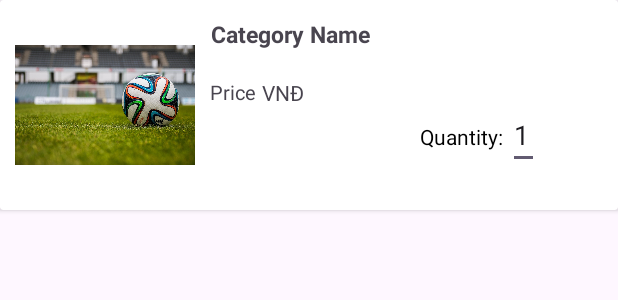
After one commit to vuv909/project-prm, an Android app: the layout cart_item.xml on its own in the app's theme, with its tools: preview values and no code run, on a phone screen of 412 x 824 dp. The commit adds this screen. Shown: the top 300 px of the screen. Run offline under Robolectric (Android 15) with nearby library versions, the light colour scheme and no system bars.

Commit message:
Show cart

```diff
--- a/app/src/main/java/com/example/myapplication/activity/EditProfile.java
+++ b/app/src/main/java/com/example/myapplication/activity/EditProfile.java
@@ -134,6 +134,4 @@ public class EditProfile extends AppCompatActivity {
         }
     }
 
-
-
 }
--- a/app/src/main/java/com/example/myapplication/activity/HomeActivity.java
+++ b/app/src/main/java/com/example/myapplication/activity/HomeActivity.java
@@ -137,6 +137,12 @@ public class HomeActivity extends AppCompatActivity {
 
             return true;
         }
+        // Luc code them item cart
+        else if (id == R.id.menu_cart){
+            Intent intent = new Intent(this,ViewCartActivity.class);
+            startActivity(intent);
+            return true;
+        }
 
         return super.onOptionsItemSelected(item);
     }
--- a/app/src/main/java/com/example/myapplication/activity/ProductDetailActivity.java
+++ b/app/src/main/java/com/example/myapplication/activity/ProductDetailActivity.java
@@ -155,7 +155,6 @@ public class ProductDetailActivity extends AppCompatActivity {
 
         if (currentValue > 0) {
             final String subtract = String.valueOf(currentValue - 1);
-
             runOnUiThread(() -> editQuantity.setText(subtract));
         }
     }
--- a/app/src/main/java/com/example/myapplication/models/Product.java
+++ b/app/src/main/java/com/example/myapplication/models/Product.java
@@ -6,7 +6,6 @@ public class Product implements Serializable {
     private  int id;
     private String name ;
     private String img;
-
     private  int quantity;
     private int price;
     private String description;
@@ -19,6 +18,7 @@ public class Product implements Serializable {
         this.name = name;
         this.img = img;
         this.price = price;
+        this.quantity = quantity;
         this.description = description;
         this.category_id = category_id;
     }
--- /dev/null
+++ b/app/src/main/res/drawable/rectangle_button.xml
@@ -0,0 +1,5 @@
+<?xml version="1.0" encoding="utf-8"?>
+<shape xmlns:android="http://schemas.android.com/apk/res/android">
+    <solid android:color="@color/orange_light" /> <!-- Màu nền của nút -->
+    <corners android:radius="0dp" /> <!-- Độ cong của góc, để làm cho nút hình chữ nhật, đặt giá trị này thành 0dp -->
+</shape>
--- /dev/null
+++ b/app/src/main/res/layout/cart_item.xml
@@ -0,0 +1,80 @@
+<?xml version="1.0" encoding="utf-8"?>
+<androidx.cardview.widget.CardView xmlns:android="http://schemas.android.com/apk/res/android"
+    android:layout_width="match_parent"
+    android:layout_height="wrap_content"
+    xmlns:app="http://schemas.android.com/apk/res-auto"
+    android:layout_marginBottom="5dp">
+
+    <RelativeLayout
+        android:layout_width="match_parent"
+        android:layout_height="wrap_content"
+        >
+
+        <ImageView
+            android:id="@+id/pro_img"
+            android:layout_width="120dp"
+            android:layout_height="120dp"
+            android:src="@drawable/advert1"
+            android:layout_margin="10dp"/>
+
+
+        <TextView
+            android:id="@+id/pro_name"
+            android:layout_width="wrap_content"
+            android:layout_height="40dp"
+            android:layout_marginTop="12dp"
+            android:fontFamily="@font/amethysta"
+            android:text="Category Name"
+            android:textAlignment="center"
+            android:textSize="15sp"
+            android:textStyle="bold"
+            android:layout_toEndOf="@+id/pro_img"
+             />
+
+
+        <TextView
+            android:id="@+id/pro_price"
+            android:layout_width="wrap_content"
+            android:layout_height="15dp"
+            android:layout_marginEnd="4dp"
+            android:fontFamily="@font/amethysta"
+            android:text="Price"
+            android:textAlignment="center"
+            android:textSize="13sp"
+            android:layout_toEndOf="@+id/pro_img"
+            android:layout_below="@+id/pro_name"
+             />
+
+        <TextView
+            android:layout_width="wrap_content"
+            android:layout_height="wrap_content"
+            android:layout_toEndOf="@id/pro_price"
+            android:text="VNĐ"
+            android:layout_below="@id/pro_name"/>
+
+        <LinearLayout
+            android:layout_width="wrap_content"
+            android:layout_height="wrap_content"
+            android:orientation="horizontal"
+            android:layout_below="@id/pro_price"
+            android:layout_toEndOf="@id/pro_img"
+            android:layout_marginLeft="140dp">
+            <TextView
+                android:id="@+id/tv_quantity"
+                android:layout_width="wrap_content"
+                android:layout_height="wrap_content"
+                android:text="Quantity: "
+                android:textColor="@color/black" />
+            <EditText
+                android:id="@+id/edt_pro_quantity"
+                android:layout_width="wrap_content"
+                android:layout_height="45dp"
+                android:text="1"
+                android:inputType="number"
+
+                />
+        </LinearLayout>
+
+    </RelativeLayout>
+
+</androidx.cardview.widget.CardView>
--- a/app/src/main/res/menu/nav_menu.xml
+++ b/app/src/main/res/menu/nav_menu.xml
@@ -22,6 +22,12 @@
             <item
                 android:id="@+id/menu_log_out"
                 android:title="Log Out" />
+
+            <item
+                android:id="@+id/menu_cart"
+                android:layout_width="wrap_content"
+                android:layout_height="wrap_content"
+                android:title="Cart" />
         </menu>
     </item>
 
--- a/app/src/main/res/values/colors.xml
+++ b/app/src/main/res/values/colors.xml
@@ -11,6 +11,7 @@
     <color name="teal_700">#FF018786</color>
     <color name="delete">#C90422</color>
     <color name="purple">#8692f7</color>
-
+    <color name="gray">#808080</color>
+    <color name="orange_light">#F16F0D</color>
 
 </resources>
--- a/app/src/main/res/values/themes.xml
+++ b/app/src/main/res/values/themes.xml
@@ -6,4 +6,9 @@
     </style>
 
     <style name="Theme.PetShop" parent="Base.Theme.PetShop" />
+
+    <style name="button" parent="Base.Theme.PetShop">
+        <item name="android:background"> @color/gray </item>
+        <item name="colorPrimary"> @color/gray </item>
+    </style>
 </resources>
```
Also changed, not shown: app/src/main/AndroidManifest.xml (+5 -2 lines), app/src/main/java/com/example/myapplication/activity/ViewCartActivity.java (added, +93 -0 lines), app/src/main/java/com/example/myapplication/adapter/CartAdapter.java (added, +69 -0 lines), app/src/main/java/com/example/myapplication/models/Cart.java (added, +72 -0 lines), app/src/main/res/layout/activity_view_cart.xml (added, +69 -0 lines).
